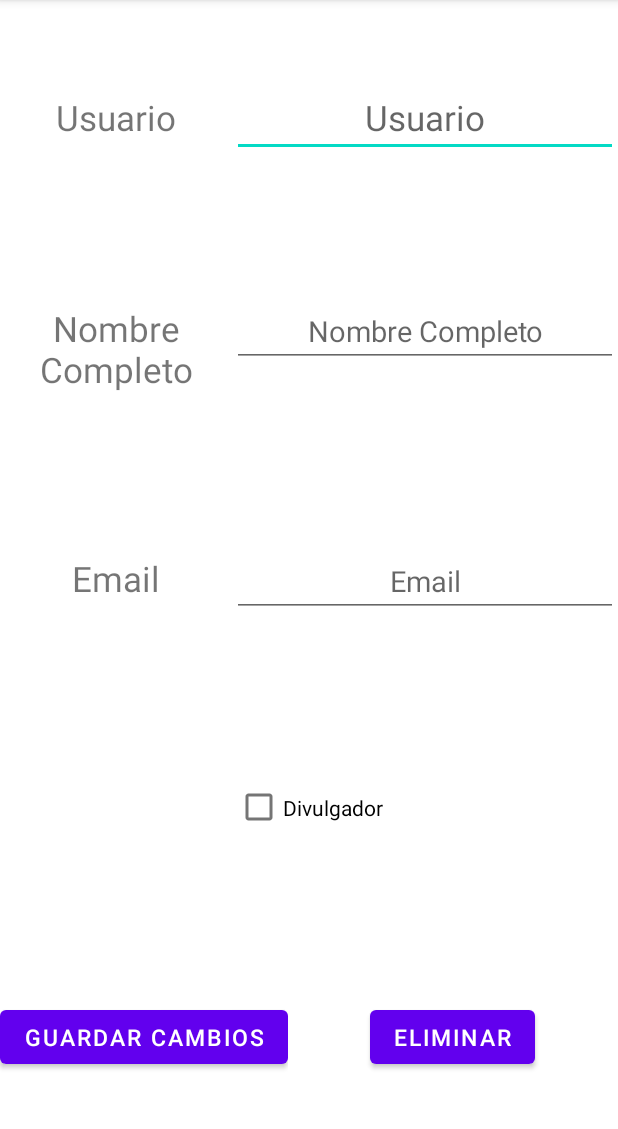
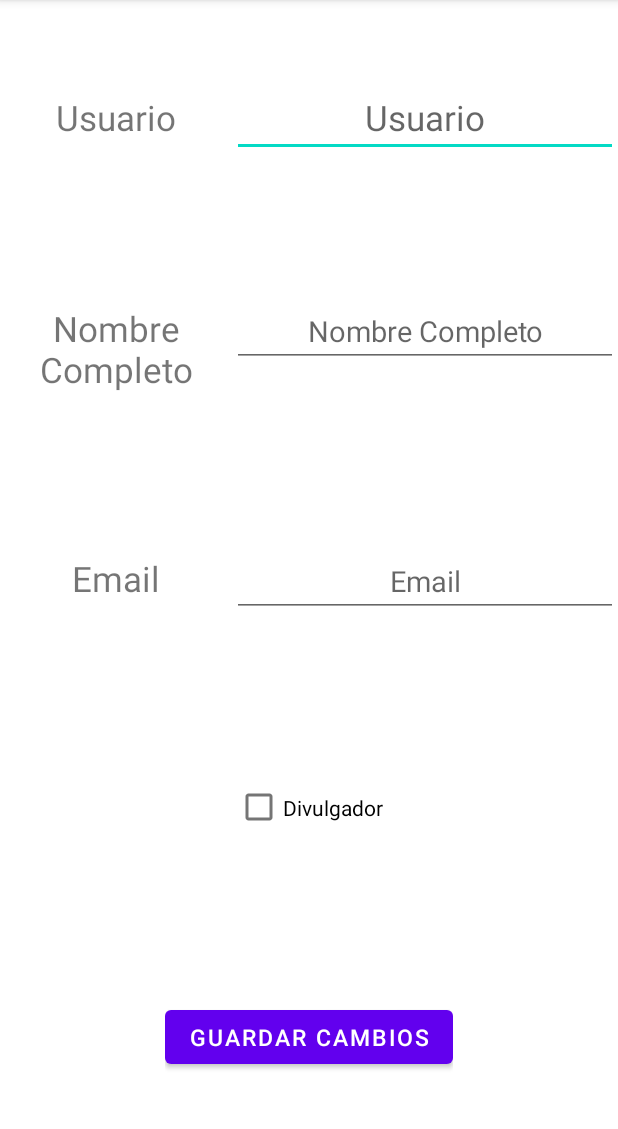
Before and after one commit to BraisIglesias17/E-Cursos, an Android app: the VerUsuarioConcreto screen opened directly, with no data from a screen before it, on a phone screen of 412 x 824 dp, the part 84-1213 px from its top. Run offline under Robolectric (Android 15) with nearby library versions, the phone set to English and light mode, and no system bars; 5 statements that could not run were skipped.

Commit message:
- Eliminacion de eliminar dentro de la vista de usuario (REDUNDANTE)

```diff
--- a/GestionDeCursos/app/src/main/java/com/example/e_curso/view/VerUsuarioConcreto.java
+++ b/GestionDeCursos/app/src/main/java/com/example/e_curso/view/VerUsuarioConcreto.java
@@ -42,7 +42,7 @@ public class VerUsuarioConcreto extends AppCompatActivity{
     //Info del intent + botones + datos a guardar
         final Intent datosUsuario = this.getIntent();
         final Button btModificar = (Button) this.findViewById(R.id.btModificarUsuario);
-        final Button btEliminar = (Button) this.findViewById(R.id.btEliminarUsuario);
+
         final EditText nuevoNombre = (EditText) this.findViewById(R.id.etuserName);
         final EditText nuevoApellido = (EditText) this.findViewById(R.id.etNombreCompleto);
         final EditText nuevoEmail = (EditText) this.findViewById(R.id.etEmail);
@@ -54,10 +54,6 @@ public class VerUsuarioConcreto extends AppCompatActivity{
 
         Usuario logueado=((MyApplication) this.getApplication()).getUserLogged();
 
-        if(logueado.getRol()!=Usuario.Rol.ADMIN){
-            LinearLayout eliminar=this.findViewById(R.id.layoutUsuarioConcreto);
-            eliminar.setVisibility(View.GONE);
-        }
         this.rellenarPagina(this.usuarioActual);
         //nuevoNombre.setText(datosUsuario.getExtras().getString("nombre"));
 
@@ -95,12 +91,7 @@ public class VerUsuarioConcreto extends AppCompatActivity{
             }
         });
 
-        btEliminar.setOnClickListener(new View.OnClickListener() {
-            @Override
-            public void onClick(View view) {
-                VerUsuarioConcreto.this.finish();
-            }
-        });
+
 
     }
 
--- a/GestionDeCursos/app/src/main/res/layout/ver_usuario_concreto.xml
+++ b/GestionDeCursos/app/src/main/res/layout/ver_usuario_concreto.xml
@@ -128,20 +128,6 @@
                     android:textSize="15sp" />
             </LinearLayout>
 
-            <LinearLayout
-                android:id="@+id/layoutUsuarioConcreto"
-                android:layout_width="match_parent"
-                android:layout_height="match_parent"
-                android:gravity="center"
-                android:orientation="vertical">
-
-                <Button
-                    android:id="@+id/btEliminarUsuario"
-                    android:layout_width="wrap_content"
-                    android:layout_height="wrap_content"
-                    android:text="@string/eliminar"
-                    android:textSize="15sp" />
-            </LinearLayout>
         </LinearLayout>
 
     </LinearLayout>
```
